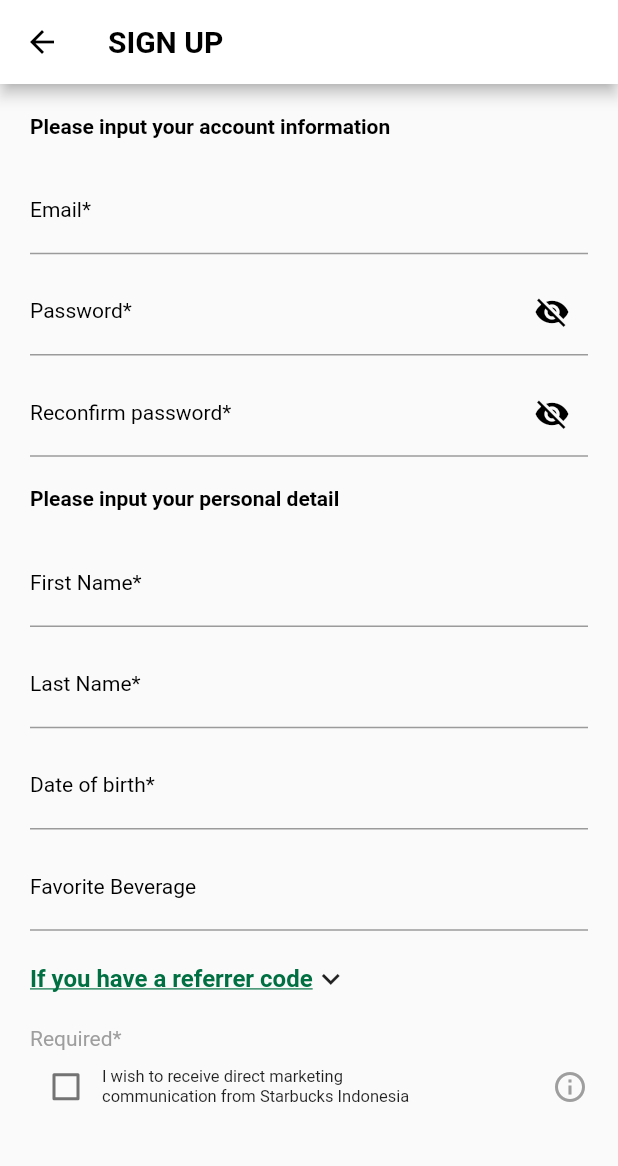
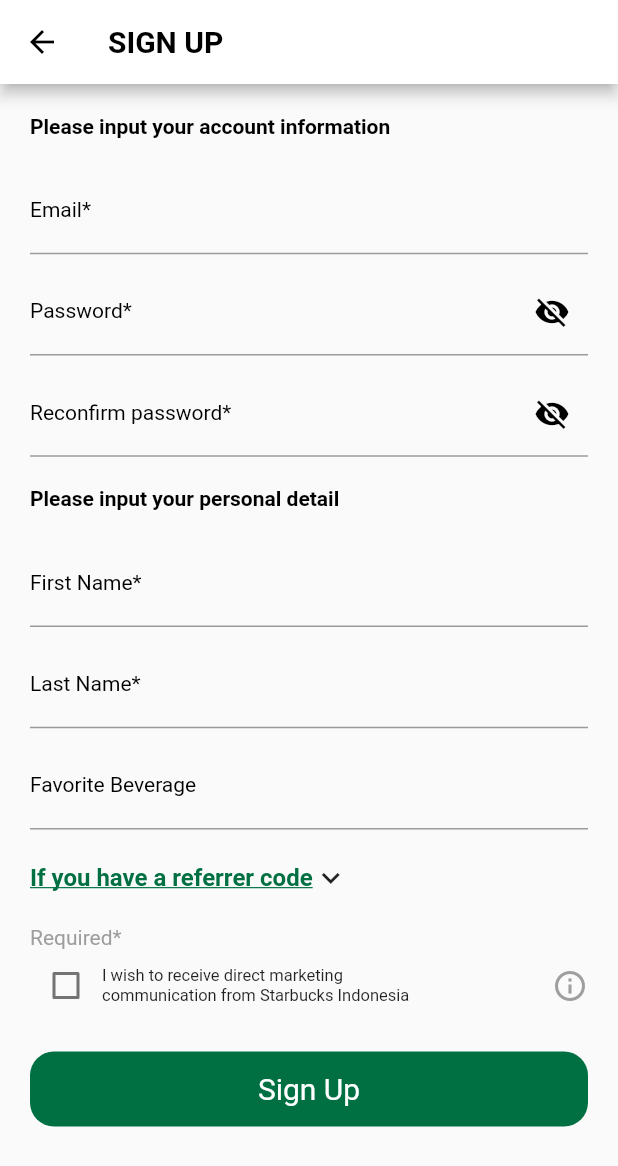
Before and after one commit to KYKY62/starbuck_clone, a Flutter app: the SignUpPage screen opened by its route, on a phone screen of 412 x 824 dp. Shown: the top 1166 px of the screen. Run offline on Flutter 3.47's test engine with Material 2 defaults, Android fonts, the phone set to English and light mode, and no system bars; our stand-ins replace card_swiper, cloud_firestore, dots_indicator, firebase_auth, firebase_core, get; accounts and stored records are empty.

Commit message:
Sign Up With Email dan Password, firestore

```diff
--- a/lib/routes/pages.dart
+++ b/lib/routes/pages.dart
@@ -2,6 +2,7 @@ import 'package:get/get.dart';
 import 'package:starbuck_clone/bindings/onboarding_b.dart';
 import 'package:starbuck_clone/bindings/signup_b.dart';
 import 'package:starbuck_clone/routes/routes.dart';
+import 'package:starbuck_clone/view/home/home_page.dart';
 import 'package:starbuck_clone/view/intro/intro_page.dart';
 import 'package:starbuck_clone/view/onboarding/onboarding_page.dart';
 import 'package:starbuck_clone/view/sign_up/signup_page.dart';
@@ -22,5 +23,9 @@ class AppPages {
       page: () => SignUpPage(),
       binding: SignUpB(),
     ),
+    GetPage(
+      name: Routes.home,
+      page: () => const HomePage(),
+    ),
   ];
 }
--- a/lib/routes/routes.dart
+++ b/lib/routes/routes.dart
@@ -2,4 +2,5 @@ abstract class Routes {
   static const onboarding = '/';
   static const intro = '/intro';
   static const signup = '/signup';
+  static const home = '/home';
 }
--- a/lib/view/sign_up/signup_page.dart
+++ b/lib/view/sign_up/signup_page.dart
@@ -29,6 +29,7 @@ class SignUpPage extends StatelessWidget {
       body: Padding(
         padding: const EdgeInsets.symmetric(horizontal: 20.0, vertical: 20),
         child: ListView(
+          physics: const BouncingScrollPhysics(),
           children: [
             const Text(
               "Please input your account information",
@@ -51,7 +52,7 @@ class SignUpPage extends StatelessWidget {
             ),
             Obx(
               () => TextFormPasswordWidget(
-                controller: signUpC.password,
+                controller: signUpC.passwordC,
                 obsecureText: signUpC.obsecurePassword.value,
                 labelText: 'Password*',
                 hintText: 'Password*',
@@ -72,7 +73,7 @@ class SignUpPage extends StatelessWidget {
             ),
             Obx(
               () => TextFormPasswordWidget(
-                controller: signUpC.reconfirmPassword,
+                controller: signUpC.reconfirmPasswordC,
                 obsecureText: signUpC.obsecureReconfirmPassword.value,
                 labelText: 'Reconfirm password*',
                 hintText: 'Reconfirm password*',
@@ -114,15 +115,6 @@ class SignUpPage extends StatelessWidget {
               controller: signUpC.lastNameC,
               labelText: 'Last Name*',
               hintText: 'Last Name*',
-              textinputAction: TextInputAction.next,
-            ),
-            const SizedBox(
-              height: 10.0,
-            ),
-            TextFormWidget(
-              controller: signUpC.birthDateC,
-              labelText: 'Date of birth*',
-              hintText: 'Date of birth*',
               textinputAction: TextInputAction.next,
             ),
             const SizedBox(
@@ -204,6 +196,49 @@ class SignUpPage extends StatelessWidget {
                 ),
               ],
             ),
+            const SizedBox(
+              height: 20.0,
+            ),
+            Material(
+              color: const Color(0xff007042),
+              borderRadius: BorderRadius.circular(16),
+              child: InkWell(
+                borderRadius: BorderRadius.circular(16),
+                onTap: () {
+                  String password = signUpC.passwordC.text;
+                  String confirmPassword = signUpC.reconfirmPasswordC.text;
+                  if (password == confirmPassword) {
+                    signUpC.signUpWithEmail(
+                      signUpC.emailC.text,
+                      signUpC.passwordC.text,
+                      signUpC.firstNameC.text,
+                      signUpC.lastNameC.text,
+                      signUpC.favoriteBeverageC.text,
+                    );
+                  } else {
+                    Get.showSnackbar(
+                      const GetSnackBar(
+                        duration: Duration(seconds: 3),
+                        message: "Password and ReconfirmPassword do not match",
+                      ),
+                    );
+                  }
+                },
+                child: const SizedBox(
+                  width: double.infinity,
+                  height: 50,
+                  child: Center(
+                    child: Text(
+                      "Sign Up",
+                      style: TextStyle(
+                        fontSize: 20,
+                        color: Colors.white,
+                      ),
+                    ),
+                  ),
+                ),
+              ),
+            )
           ],
         ),
       ),
--- a/pubspec.yaml
+++ b/pubspec.yaml
@@ -30,6 +30,7 @@ environment:
 # versions available, run `flutter pub outdated`.
 dependencies:
   card_swiper: ^2.0.4
+  cloud_firestore: ^4.8.2
   cupertino_icons: ^1.0.2
   dots_indicator: ^3.0.0
   firebase_auth: ^4.6.2
```
Also changed, not shown: lib/controller/signup_controller.dart (+41 -3 lines), lib/view/home/home_page.dart (added, +27 -0 lines), pubspec.lock, 2 other files.
